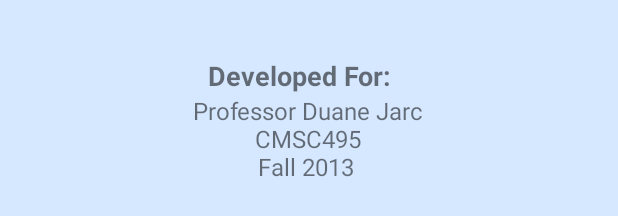
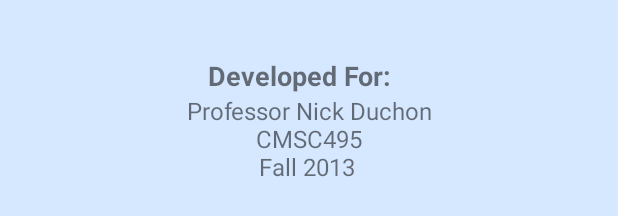
Before and after one commit to jdbaudean/CMSC495-running-app, an Android app: the layout fragment_about.xml on its own in the app's theme, with its tools: preview values and no code run, on a phone screen of 412 x 824 dp. Shown: the part 1005-1221 px from the top of the screen. Run offline under Robolectric (Android 15) with nearby library versions, the phone set to English and light mode, and no system bars.

Commit message:
Added comment blocks to the top of each Class.  Commented most of the methods in each class.  Still need to go over RunLogTable and RunsDataSource class.

```diff
--- a/RunLogProject/RunLog/src/main/java/umuc/cmsc495/runlog/FragmentAbout.java
+++ b/RunLogProject/RunLog/src/main/java/umuc/cmsc495/runlog/FragmentAbout.java
@@ -1,3 +1,8 @@
+/**
+ * Fragment that displays the About section
+ */
+
+
 package umuc.cmsc495.runlog;
 
 import android.content.Context;
--- a/RunLogProject/RunLog/src/main/java/umuc/cmsc495/runlog/NavigationDrawerFragment.java
+++ b/RunLogProject/RunLog/src/main/java/umuc/cmsc495/runlog/NavigationDrawerFragment.java
@@ -1,3 +1,8 @@
+/**
+ * Fragment used for the Navigation Drawer that comes from the left side of the App.
+ * This Fragment is used to launch most of the other Fragments in this app.
+ */
+
 package umuc.cmsc495.runlog;
 
 import android.app.Activity;
--- a/RunLogProject/RunLog/src/main/res/layout/fragment_about.xml
+++ b/RunLogProject/RunLog/src/main/res/layout/fragment_about.xml
@@ -46,7 +46,7 @@
     <TextView
         android:layout_width="wrap_content"
         android:layout_height="wrap_content"
-        android:text="Professor Duane Jarc\nCMSC495\nFall 2013 "
+        android:text="Professor Nick Duchon\nCMSC495\nFall 2013 "
         android:id="@+id/about_developed_for"
         android:gravity="center_horizontal"
         android:textSize="16dp"
```
Also changed, not shown: RunLogProject/RunLog/src/main/java/umuc/cmsc495/runlog/FragmentEnterRun.java (+30 -1 lines), RunLogProject/RunLog/src/main/java/umuc/cmsc495/runlog/FragmentEquipment.java (+7 -0 lines), RunLogProject/RunLog/src/main/java/umuc/cmsc495/runlog/FragmentGoals.java (+12 -0 lines), RunLogProject/RunLog/src/main/java/umuc/cmsc495/runlog/FragmentHistory.java (+39 -11 lines), RunLogProject/RunLog/src/main/java/umuc/cmsc495/runlog/FragmentOverview.java (+10 -2 lines), RunLogProject/RunLog/src/main/java/umuc/cmsc495/runlog/FragmentRecords.java (+9 -0 lines), RunLogProject/RunLog/src/main/java/umuc/cmsc495/runlog/MainActivity.java (+13 -0 lines), RunLogProject/RunLog/src/main/java/umuc/cmsc495/runlog/MySQLiteHelper.java (+5 -3 lines), RunLogProject/RunLog/src/main/java/umuc/cmsc495/runlog/RunLogTable.java (+5 -3 lines), RunLogProject/RunLog/src/main/java/umuc/cmsc495/runlog/RunsDataSource.java (+6 -3 lines).
